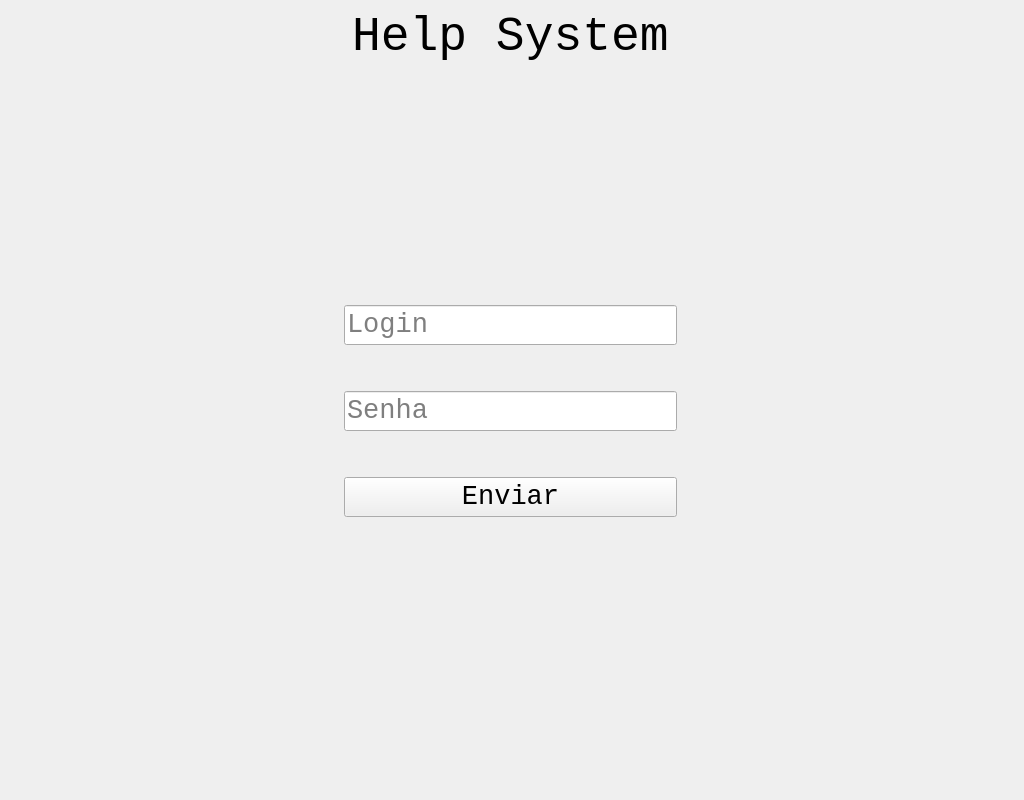
First picture: the form in Telas/login.ui, repository AnandaAlbrecht/help-system, before the edit.
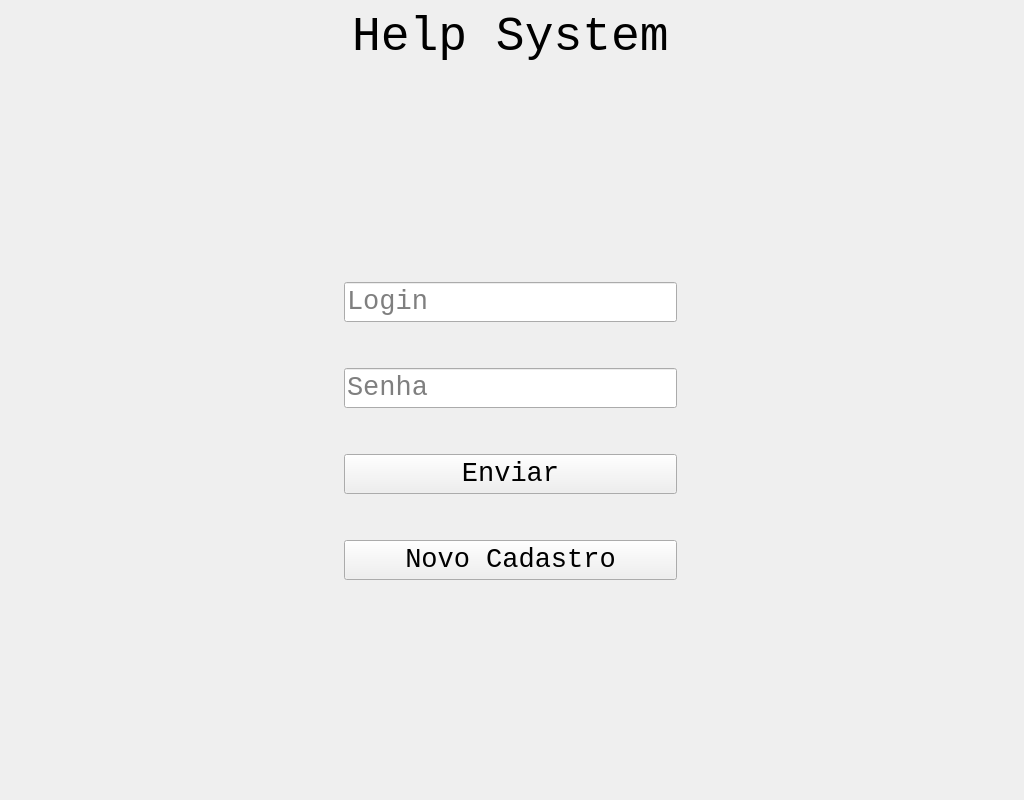
Second picture: the form after the edit.

Commit message: Ajustes telas - nova tela para respostas

```diff
--- a/Telas/login.ui
+++ b/Telas/login.ui
@@ -186,6 +186,20 @@
            </property>
           </spacer>
          </item>
+         <item>
+          <widget class="QPushButton" name="button_novo_cadastro">
+           <property name="font">
+            <font>
+             <pointsize>20</pointsize>
+             <weight>50</weight>
+             <bold>false</bold>
+            </font>
+           </property>
+           <property name="text">
+            <string>Novo Cadastro</string>
+           </property>
+          </widget>
+         </item>
         </layout>
        </item>
        <item>
```
Left out of the diff: 8 changed lines with no effect on the pictures. The commit also changes 2 other files.
